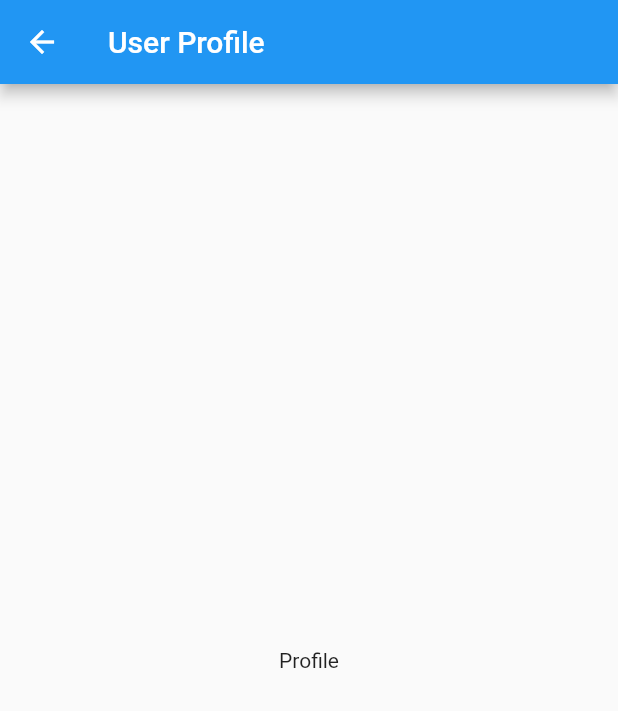
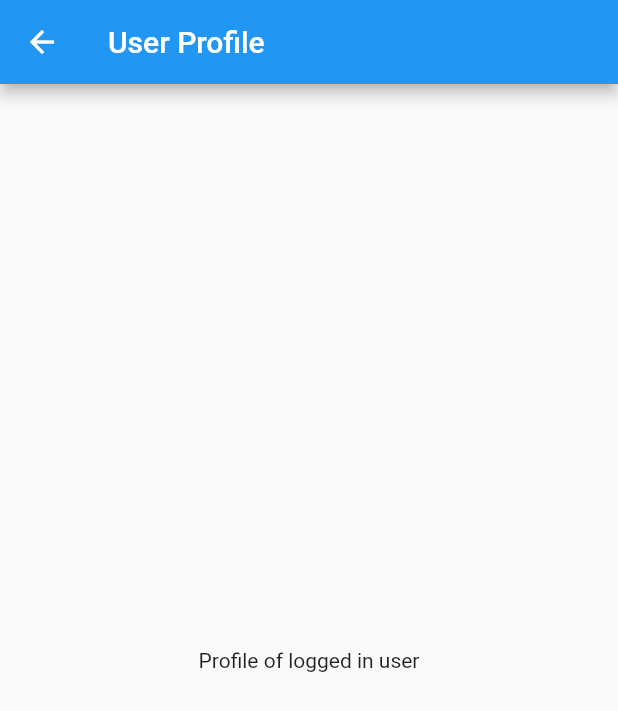
Before and after one commit to 2knal/Medium-clone, a Flutter app: the screen it shows after launch, after a tap on the "menu" icon, after a tap on "Profile", on a phone screen of 412 x 824 dp. Shown: the top 711 px of the screen. Run offline on Flutter 3.47's test engine with Material 2 defaults, Android fonts, the phone set to English and light mode, and no system bars.

Commit message:
Fetch user data
Got data from random user api (following + foloower).
Added a loader as well. Passed data to menu options.

```diff
--- /dev/null
+++ b/lib/arguments.dart
@@ -0,0 +1,8 @@
+class ScreenArguments {
+	final String name;
+	final String email;
+	final String picture;
+	final String registered;
+
+	ScreenArguments(this.name, this.email, this.picture, this.registered);
+}
--- a/lib/drawer/drawerContents.dart
+++ b/lib/drawer/drawerContents.dart
@@ -22,6 +22,7 @@ class DrawerContents extends StatelessWidget {
 									'Profile',
 								),
 								onTap: () {
+									// Pass random data to emulate logged in user
 									Navigator.pushNamed(context, "/profile");
 								},
 							),
@@ -35,7 +36,7 @@ class DrawerContents extends StatelessWidget {
 							),
 							ListTile(
 								title: Text(
-									'Folowing',
+									'Following',
 								),
 								onTap: () {
 									Navigator.pushNamed(context, "/following");
--- a/lib/drawer/profile.dart
+++ b/lib/drawer/profile.dart
@@ -1,9 +1,15 @@
 import 'package:flutter/material.dart';
+import '../arguments.dart';
 
 class Profile extends StatelessWidget {
 
 	@override
 	Widget build(BuildContext context) {
+
+		final ScreenArguments args = ModalRoute.of(context).settings.arguments;
+		String name = args == null ? 'logged in user' : args.name;
+		// print(args);
+
 		return MaterialApp(
 			darkTheme: ThemeData(
 				brightness: Brightness.dark
@@ -16,8 +22,9 @@ class Profile extends StatelessWidget {
 						onPressed:() => Navigator.pop(context, false),
 					)
 				),
+        		// Real Stuff goes here!
 				body: Center(
-					child: Text('Profile'),
+					child: Text('Profile of ' + name),
 				),
 			),
 		);
--- a/pubspec.yaml
+++ b/pubspec.yaml
@@ -19,6 +19,7 @@ environment:
 dependencies:
   flutter:
     sdk: flutter
+  http: ^0.12.0+1
 
   # The following adds the Cupertino Icons font to your application.
   # Use with the CupertinoIcons class for iOS style icons.
```
Also changed, not shown: lib/drawer/follower.dart (+69 -4 lines), lib/drawer/following.dart (+68 -3 lines), lib/loader.dart (added, +11 -0 lines), 1 other file.
